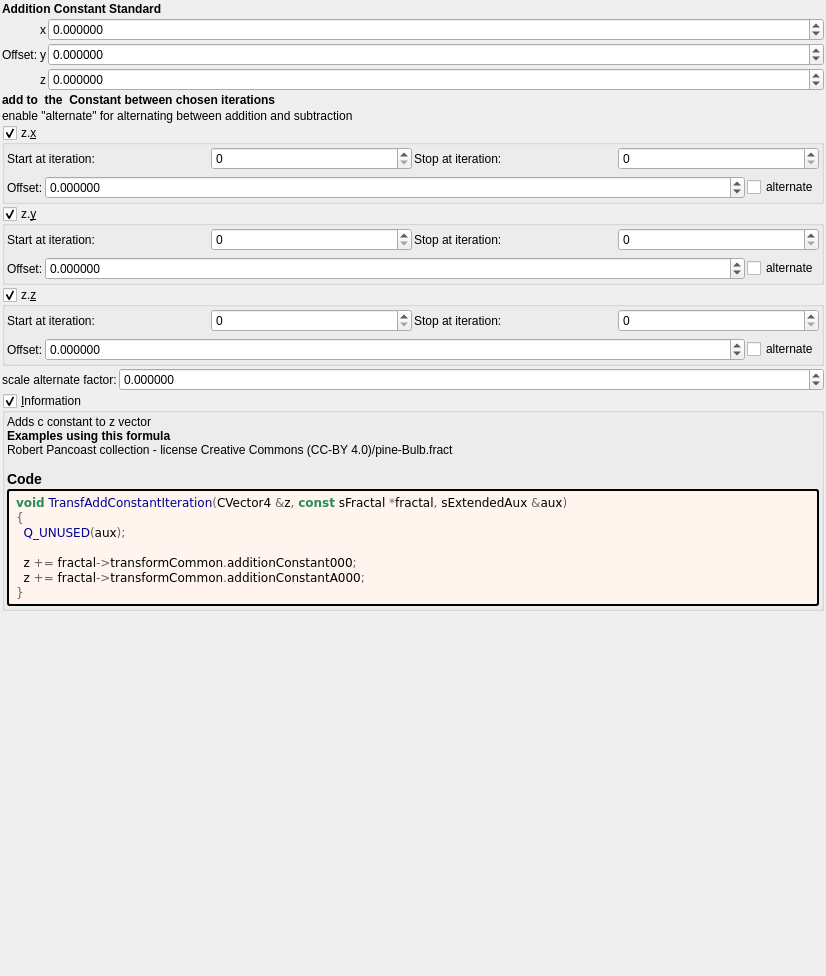
Old version of the form mandelbulber2/formula/ui/transf_add_constant_mod2.ui in the repository buddhi1980/mandelbulber2.
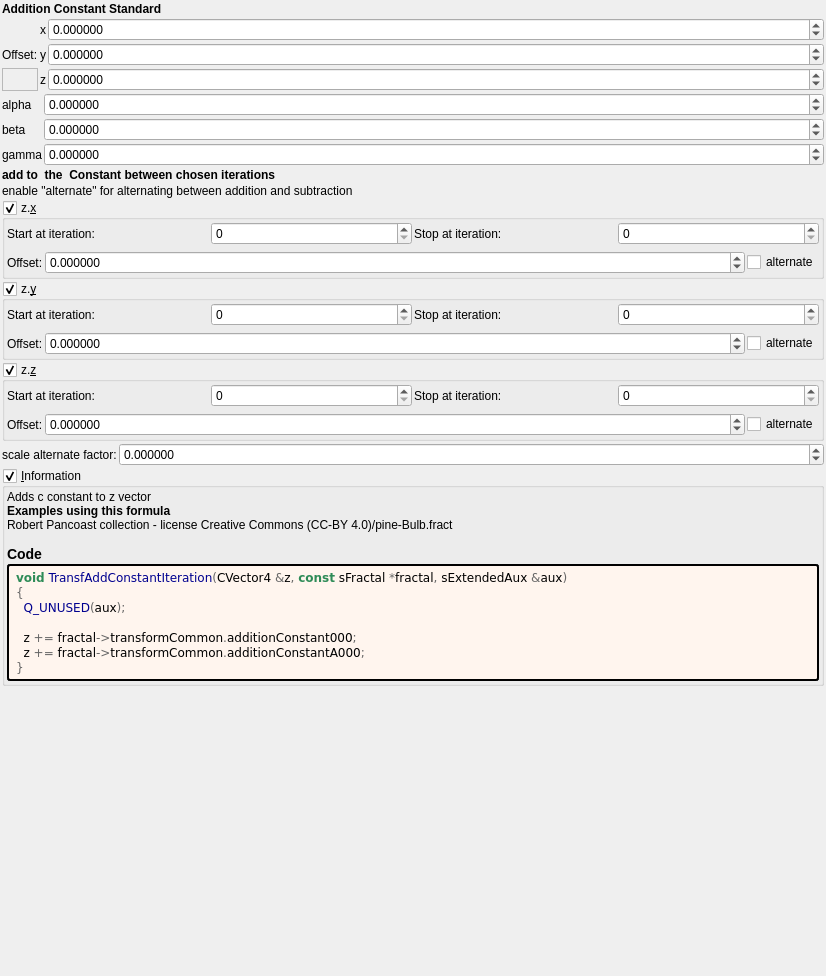
New version of the form. Custom widgets are drawn as their Qt base class.

The edit to the form file:
```diff
--- a/mandelbulber2/formula/ui/transf_add_constant_mod2.ui
+++ b/mandelbulber2/formula/ui/transf_add_constant_mod2.ui
@@ -159,6 +159,128 @@
        </property>
       </widget>
      </item>
+     <item row="4" column="1">
+      <widget class="QFrame" name="frame">
+       <property name="frameShape">
+        <enum>QFrame::StyledPanel</enum>
+       </property>
+       <property name="frameShadow">
+        <enum>QFrame::Raised</enum>
+       </property>
+      </widget>
+     </item>
+    </layout>
+   </item>
+   <item>
+    <layout class="QGridLayout" name="gridLayout_2" columnstretch="0,1">
+     <property name="spacing">
+      <number>2</number>
+     </property>
+     <item row="3" column="0">
+      <widget class="QLabel" name="label_19">
+       <property name="text">
+        <string notr="true">gamma</string>
+       </property>
+      </widget>
+     </item>
+     <item row="2" column="0">
+      <widget class="QLabel" name="label_18">
+       <property name="text">
+        <string notr="true">beta</string>
+       </property>
+      </widget>
+     </item>
+     <item row="0" column="1">
+      <widget class="MyDoubleSpinBox" name="spinboxd3_transf_rotation44a_y">
+       <property name="sizePolicy">
+        <sizepolicy hsizetype="Minimum" vsizetype="Maximum">
+         <horstretch>0</horstretch>
+         <verstretch>0</verstretch>
+        </sizepolicy>
+       </property>
+       <property name="prefix">
+        <string/>
+       </property>
+       <property name="suffix">
+        <string/>
+       </property>
+       <property name="decimals">
+        <number>6</number>
+       </property>
+       <property name="minimum">
+        <double>-180.000000000000000</double>
+       </property>
+       <property name="maximum">
+        <double>180.000000000000000</double>
+       </property>
+       <property name="singleStep">
+        <double>1.000000000000000</double>
+       </property>
+      </widget>
+     </item>
+     <item row="0" column="0">
+      <widget class="QLabel" name="label_13">
+       <property name="text">
+        <string notr="true">alpha</string>
+       </property>
+      </widget>
+     </item>
+     <item row="2" column="1">
+      <widget class="MyDoubleSpinBox" name="spinboxd3_transf_rotation44a_z">
+       <property name="sizePolicy">
+        <sizepolicy hsizetype="Minimum" vsizetype="Maximum">
+         <horstretch>0</horstretch>
+         <verstretch>0</verstretch>
+        </sizepolicy>
+       </property>
+       <property name="prefix">
+        <string/>
+       </property>
+       <property name="suffix">
+        <string/>
+       </property>
+       <property name="decimals">
+        <number>6</number>
+       </property>
+       <property name="minimum">
+        <double>-180.000000000000000</double>
+       </property>
+       <property name="maximum">
+        <double>180.000000000000000</double>
+       </property>
+       <property name="singleStep">
+        <double>1.000000000000000</double>
+       </property>
+      </widget>
+     </item>
+     <item row="3" column="1">
+      <widget class="MyDoubleSpinBox" name="spinboxd3_transf_rotation44a_x">
+       <property name="sizePolicy">
+        <sizepolicy hsizetype="Minimum" vsizetype="Maximum">
+         <horstretch>0</horstretch>
+         <verstretch>0</verstretch>
+        </sizepolicy>
+       </property>
+       <property name="prefix">
+        <string/>
+       </property>
+       <property name="suffix">
+        <string/>
+       </property>
+       <property name="decimals">
+        <number>6</number>
+       </property>
+       <property name="minimum">
+        <double>-180.000000000000000</double>
+       </property>
+       <property name="maximum">
+        <double>180.000000000000000</double>
+       </property>
+       <property name="singleStep">
+        <double>1.000000000000000</double>
+       </property>
+      </widget>
+     </item>
     </layout>
    </item>
    <item>
```
